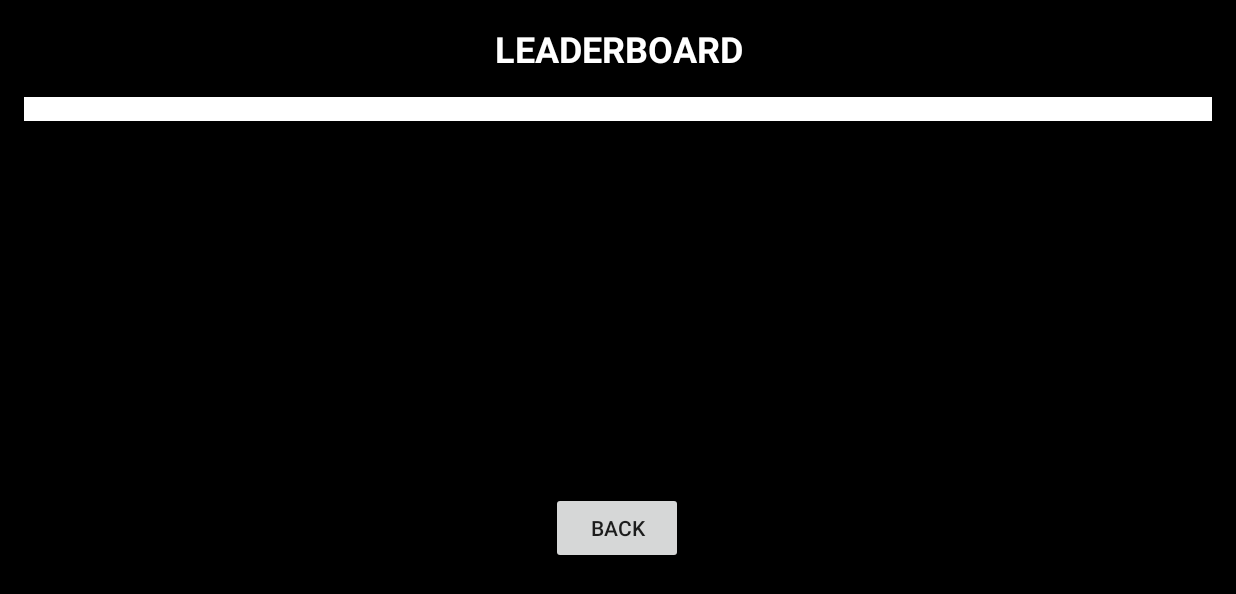
After one commit to 19-KaiYang/MGD-Assignment1, an Android app: the LeaderboardActivity screen opened directly, with no data from a screen before it, on a phone screen of 824 x 412 dp (held sideways). The commit adds this screen. Shown: the top 594 px of the screen. Run offline under Robolectric (Android 15) with nearby library versions, the phone set to English and light mode, and no system bars.

Commit message:
Finished Leaderboard

```diff
--- /dev/null
+++ b/DX1221_Practical/app/src/main/java/com/example/dx1221_week3/main/dx1221_week3/LeaderboardActivity.java
@@ -0,0 +1,130 @@
+package com.example.dx1221_week3.main.dx1221_week3;
+
+import android.app.Activity;
+import android.content.Context;
+import android.content.Intent;
+import android.content.SharedPreferences;
+import android.os.Bundle;
+import android.view.View;
+import android.widget.Button;
+import android.widget.LinearLayout;
+import android.widget.TextView;
+
+import com.example.dx1221_week3.R;
+
+import java.util.ArrayList;
+import java.util.HashSet;
+import java.util.List;
+import java.util.Set;
+
+public class LeaderboardActivity extends Activity implements View.OnClickListener {
+
+    private static final String PREFERENCES_NAME = "LeaderboardPrefs";
+    private static final String PLAYER_NAMES_KEY = "PlayerNames";
+    private static final String PLAYER_TIMES_KEY = "PlayerTimes";
+
+    private Button backButton;
+    private LinearLayout leaderboardEntriesContainer;
+
+    @Override
+    protected void onCreate(Bundle savedInstanceState) {
+        super.onCreate(savedInstanceState);
+        setContentView(R.layout.leaderboard);
+
+        // Initialize back button
+        backButton = findViewById(R.id.back_btn);
+        backButton.setOnClickListener(this);
+
+        // Initialize leaderboard container
+        leaderboardEntriesContainer = findViewById(R.id.leaderboardEntriesContainer);
+
+        // Retrieve data from intent
+        Intent intent = getIntent();
+        String playerName = intent.getStringExtra("PLAYER_NAME");
+        int timeLeft = intent.getIntExtra("TIME_LEFT", -1);
+
+        // Debug logging
+        android.util.Log.d("MyTag", "Received Player Name: " + playerName);
+        android.util.Log.d("MyTag", "Received Time Left: " + timeLeft);
+
+        // Validate data and add to leaderboard
+        if (playerName != null && timeLeft != -1) {
+            savePlayerData(playerName, timeLeft);
+        } else {
+            android.util.Log.d("MyTag", "Intent Extras Missing: PLAYER_NAME or TIME_LEFT is invalid.");
+        }
+
+        // Load leaderboard data and display it
+        loadLeaderboardData();
+    }
+
+    @Override
+    public void onClick(View v) {
+        if (v == backButton) {
+            // Navigate back to MainMenu
+            Intent intent = new Intent(this, MainMenu.class);
+            intent.addFlags(Intent.FLAG_ACTIVITY_CLEAR_TOP | Intent.FLAG_ACTIVITY_NEW_TASK);
+            startActivity(intent);
+            finish();
+        }
+    }
+
+    private void savePlayerData(String playerName, int timeLeft) {
+        SharedPreferences prefs = getSharedPreferences(PREFERENCES_NAME, Context.MODE_PRIVATE);
+        SharedPreferences.Editor editor = prefs.edit();
+
+        // Get existing data
+        Set<String> playerNames = prefs.getStringSet(PLAYER_NAMES_KEY, new HashSet<>());
+        Set<String> playerTimes = prefs.getStringSet(PLAYER_TIMES_KEY, new HashSet<>());
+
+        // Add new data
+        playerNames.add(playerName);
+        playerTimes.add(String.valueOf(timeLeft));
+
+        // Save back to SharedPreferences
+        editor.putStringSet(PLAYER_NAMES_KEY, playerNames);
+        editor.putStringSet(PLAYER_TIMES_KEY, playerTimes);
+        editor.apply();
+
+        android.util.Log.d("MyTag", "Saved Player Data: Name=" + playerName + ", Time=" + timeLeft);
+    }
+
+    private void loadLeaderboardData() {
+        SharedPreferences prefs = getSharedPreferences(PREFERENCES_NAME, Context.MODE_PRIVATE);
+
+        Set<String> playerNames = prefs.getStringSet(PLAYER_NAMES_KEY, new HashSet<>());
+        Set<String> playerTimes = prefs.getStringSet(PLAYER_TIMES_KEY, new HashSet<>());
+
+        List<String> namesList = new ArrayList<>(playerNames);
+        List<String> timesList = new ArrayList<>(playerTimes);
+
+        for (int i = 0; i < namesList.size(); i++) {
+            String name = namesList.get(i);
+            String time = timesList.size() > i ? timesList.get(i) : "0";
+            addPlayerEntry(name, Integer.parseInt(time));
+        }
+
+        android.util.Log.d("MyTag", "Loaded Leaderboard Data: " + namesList + " " + timesList);
+    }
+
+    private void addPlayerEntry(String playerName, int timeLeft) {
+        // Create a leaderboard entry
+        LinearLayout entryLayout = new LinearLayout(this);
+        entryLayout.setOrientation(LinearLayout.HORIZONTAL);
+
+        TextView playerNameTextView = new TextView(this);
+        playerNameTextView.setText(playerName);
+        playerNameTextView.setLayoutParams(new LinearLayout.LayoutParams(0, LinearLayout.LayoutParams.WRAP_CONTENT, 1));
+
+        TextView timeLeftTextView = new TextView(this);
+        timeLeftTextView.setText(timeLeft + "s");
+        timeLeftTextView.setLayoutParams(new LinearLayout.LayoutParams(LinearLayout.LayoutParams.WRAP_CONTENT, LinearLayout.LayoutParams.WRAP_CONTENT));
+
+        entryLayout.addView(playerNameTextView);
+        entryLayout.addView(timeLeftTextView);
+
+        leaderboardEntriesContainer.addView(entryLayout);
+
+        android.util.Log.d("MyTag", "Added Player Entry: " + playerName + ", Time: " + timeLeft);
+    }
+}
--- a/DX1221_Practical/app/src/main/java/com/example/dx1221_week3/main/dx1221_week3/MainGameScene.java
+++ b/DX1221_Practical/app/src/main/java/com/example/dx1221_week3/main/dx1221_week3/MainGameScene.java
@@ -78,7 +78,7 @@ public class MainGameScene extends GameScene {
     private int lives = 3;
 
     //Timer
-    private float timer = 5;
+    private float timer = 200;
     private float originalTime;
     private boolean isTimerRunning = true;
 
@@ -210,6 +210,9 @@ public class MainGameScene extends GameScene {
         } else if (Win) {
             GameActivity.instance.runOnUiThread(() -> {
                 Intent intent = new Intent(GameActivity.instance, WinPage.class);
+
+                intent.putExtra("TIME_LEFT", (int) timer);
+
                 intent.addFlags(Intent.FLAG_ACTIVITY_CLEAR_TASK | Intent.FLAG_ACTIVITY_NEW_TASK | Intent.FLAG_ACTIVITY_CLEAR_TOP); // Reset the activity stack
                 GameActivity.instance.startActivity(intent);
                 GameActivity.instance.finishAffinity(); // Finish all activities in the stack
--- /dev/null
+++ b/DX1221_Practical/app/src/main/res/layout/leaderboard.xml
@@ -0,0 +1,58 @@
+<?xml version="1.0" encoding="utf-8"?>
+<androidx.constraintlayout.widget.ConstraintLayout
+    xmlns:android="http://schemas.android.com/apk/res/android"
+    xmlns:app="http://schemas.android.com/apk/res-auto"
+    android:layout_width="match_parent"
+    android:layout_height="match_parent"
+    android:background="@android:color/background_dark">
+
+    <!-- Title -->
+    <Button
+        android:id="@+id/back_btn"
+        android:layout_width="wrap_content"
+        android:layout_height="wrap_content"
+        android:layout_marginBottom="36dp"
+        android:text="@string/back_btn_text"
+        app:layout_constraintBottom_toBottomOf="parent"
+        app:layout_constraintEnd_toEndOf="parent"
+        app:layout_constraintHorizontal_bias="0.499"
+        app:layout_constraintStart_toStartOf="parent" />
+
+    <TextView
+        android:id="@+id/leaderboardTitle"
+        android:layout_width="wrap_content"
+        android:layout_height="wrap_content"
+        android:text="LEADERBOARD"
+        android:textSize="24sp"
+        android:textStyle="bold"
+        android:gravity="center"
+        android:textColor="@android:color/white"
+        app:layout_constraintTop_toTopOf="parent"
+        app:layout_constraintStart_toStartOf="parent"
+        app:layout_constraintEnd_toEndOf="parent"
+        android:layout_marginTop="16dp" />
+
+    <!-- Leaderboard Entries -->
+    <LinearLayout
+        android:id="@+id/leaderboardEntriesContainer"
+        android:layout_width="0dp"
+        android:layout_height="0dp"
+        android:orientation="vertical"
+        app:layout_constraintTop_toBottomOf="@id/leaderboardTitle"
+        app:layout_constraintStart_toStartOf="parent"
+        app:layout_constraintEnd_toEndOf="parent"
+        app:layout_constraintBottom_toBottomOf="parent"
+        android:padding="16dp">
+
+        <!-- Example Entry 1 -->
+
+        <!-- Example Entry 2 -->
+        <LinearLayout
+            android:layout_width="match_parent"
+            android:layout_height="wrap_content"
+            android:orientation="horizontal"
+            android:padding="8dp"
+            android:background="@android:color/white"/>
+
+    </LinearLayout>
+</androidx.constraintlayout.widget.ConstraintLayout>
--- a/DX1221_Practical/app/src/main/res/values/strings.xml
+++ b/DX1221_Practical/app/src/main/res/values/strings.xml
@@ -4,4 +4,7 @@
     <string name="start_btn_text">Start</string>
     <string name="help_btn_text">Help</string>
     <string name="back_btn_text">Back</string>
+    <string name="name_title">Enter your name</string>
+    <string name="title_name">Enter your name</string>
+    <string name="leaderboard">Leaderboard</string>
 </resources>
```
Also changed, not shown: DX1221_Practical/app/src/main/AndroidManifest.xml (+10 -0 lines), DX1221_Practical/app/src/main/java/com/example/dx1221_week3/main/dx1221_week3/MainMenu.java (+11 -0 lines), DX1221_Practical/app/src/main/java/com/example/dx1221_week3/main/dx1221_week3/WinPage.java (+37 -7 lines), DX1221_Practical/app/src/main/res/layout/mainmenu.xml (+11 -2 lines), DX1221_Practical/app/src/main/res/layout/winpage.xml (+20 -1 lines).
